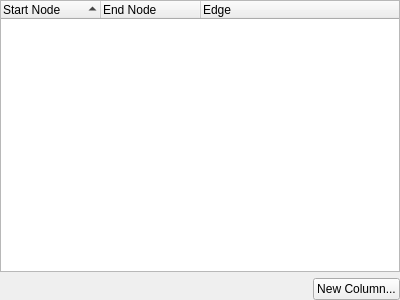
This is dpse2/src/commonui/CCommutationTable.ui in ArsMasiuk/DPSE as Qt 5 draws it before an edit. The edited form follows.
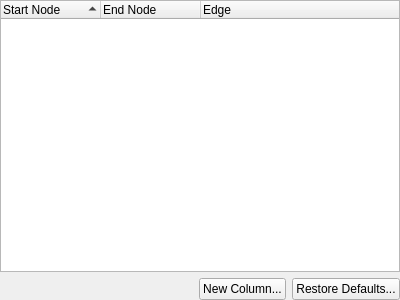
This is the edited form.

Patch:
```diff
--- a/dpse2/src/commonui/CCommutationTable.ui
+++ b/dpse2/src/commonui/CCommutationTable.ui
@@ -94,6 +94,16 @@
        </property>
       </widget>
      </item>
+     <item>
+      <widget class="QPushButton" name="RestoreButton">
+       <property name="statusTip">
+        <string>Restore default columns (remove custom ones)</string>
+       </property>
+       <property name="text">
+        <string>Restore Defaults...</string>
+       </property>
+      </widget>
+     </item>
     </layout>
    </item>
   </layout>
```
